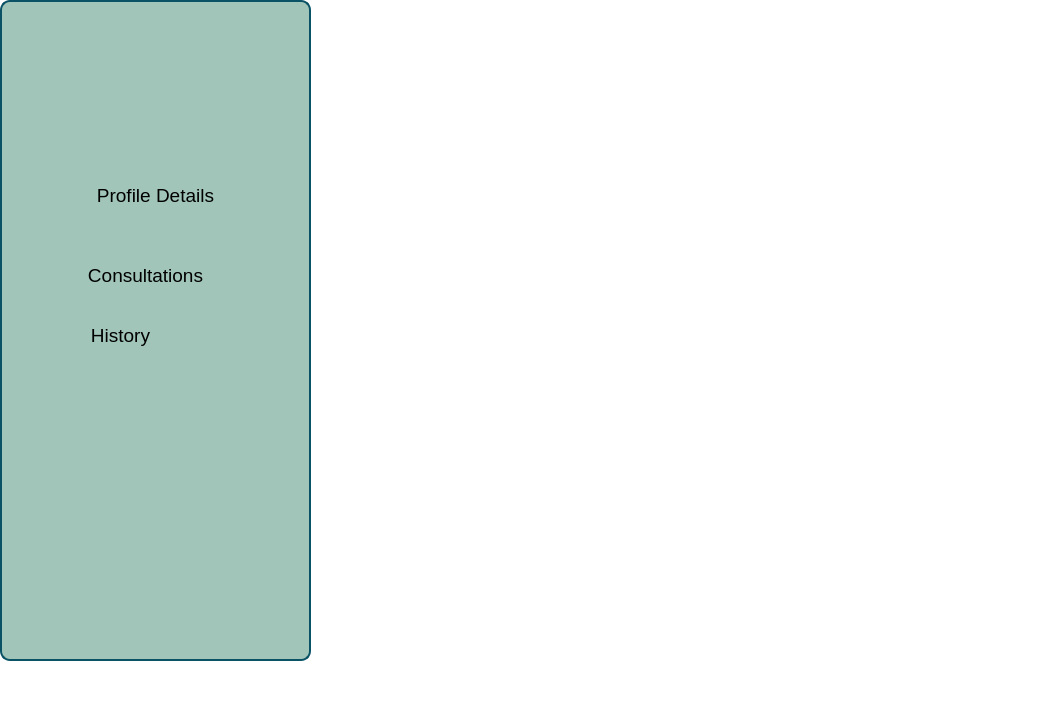
This is frontend/CustomerDashboard.ui in rushii1192/covid-mgmt as Qt 5 draws it before an edit. The edited form follows.
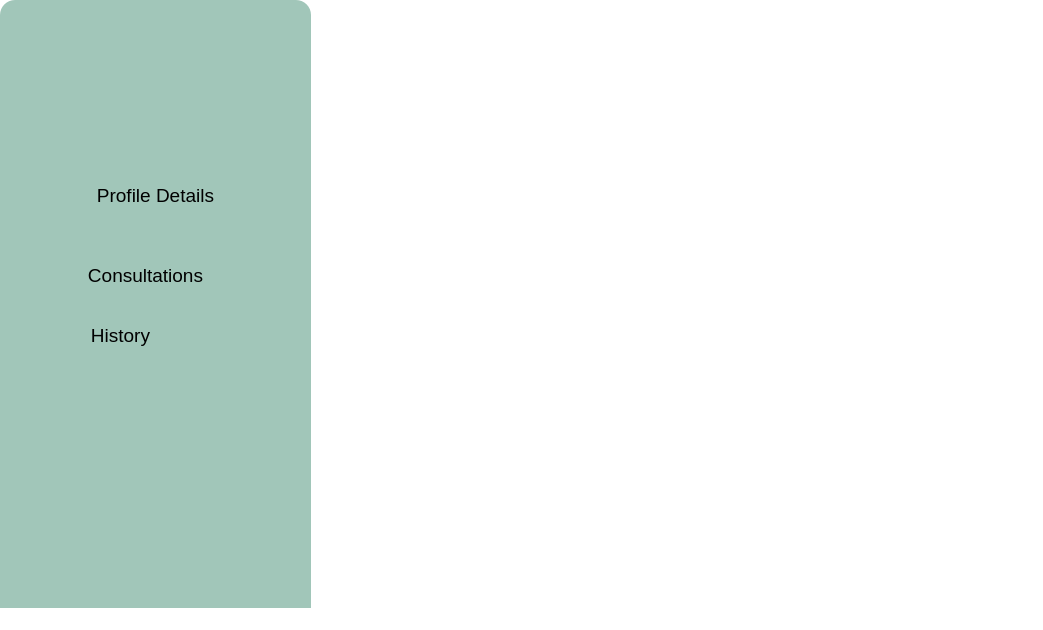
This is the edited form. Icons and pictures are not drawn.

The edit to the form file:
```diff
--- a/frontend/CustomerDashboard.ui
+++ b/frontend/CustomerDashboard.ui
@@ -7,7 +7,7 @@
     <x>0</x>
     <y>0</y>
     <width>1043</width>
-    <height>717</height>
+    <height>630</height>
    </rect>
   </property>
   <property name="windowTitle">
@@ -27,16 +27,13 @@
       <x>0</x>
       <y>0</y>
       <width>311</width>
-      <height>661</height>
+      <height>681</height>
      </rect>
     </property>
     <property name="styleSheet">
      <string notr="true">background-color:rgb(161, 198, 185);
 color:rgb(255,255,255);
-border-radius:10px;
 padding-left:10px;
-border:2px solid rgba(0,0,0);
-border-color:rgba(10,82,101,255);
 padding-bottom:10px</string>
     </property>
     <property name="text">
```
Left out of the diff: 4 changed lines with no effect on the pictures.
